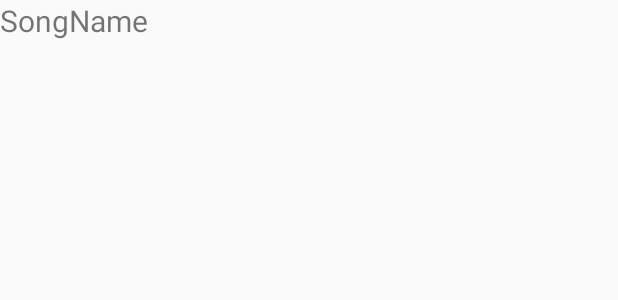
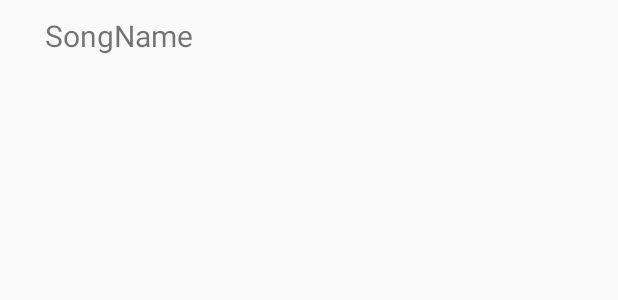
Before and after one commit to rxunxk/WakeUP, an Android app: the layout songs_recyclerview.xml on its own in the app's theme, with its tools: preview values and no code run, on a phone screen of 412 x 824 dp. Shown: the top 300 px of the screen. Run offline under Robolectric (Android 15) with nearby library versions, the phone set to English and light mode, and no system bars.

```diff
--- /dev/null
+++ b/app/src/main/java/com/raunak/alarmdemo4/Interfaces/SongSelectorInterface.java
@@ -0,0 +1,4 @@
+package com.raunak.alarmdemo4.Interfaces;
+
+public interface SongSelectorInterface {
+}
--- a/app/src/main/res/layout/songs_recyclerview.xml
+++ b/app/src/main/res/layout/songs_recyclerview.xml
@@ -1,13 +1,20 @@
 <?xml version="1.0" encoding="utf-8"?>
-<LinearLayout xmlns:android="http://schemas.android.com/apk/res/android"
+<RelativeLayout xmlns:android="http://schemas.android.com/apk/res/android"
     android:layout_width="match_parent"
     android:layout_height="wrap_content"
-    android:orientation="vertical">
+    android:padding="10dp">
 
     <TextView
         android:id="@+id/txtSong"
+        android:paddingLeft="20dp"
+        android:paddingRight="20dp"
+        android:singleLine="true"
+        android:ellipsize="marquee"
+        android:fadingEdge="horizontal"
+        android:marqueeRepeatLimit="marquee_forever"
+        android:scrollHorizontally="true"
         android:layout_width="match_parent"
         android:layout_height="wrap_content"
         android:text="@string/txtSongs"
         android:textSize="20sp" />
-</LinearLayout>
+</RelativeLayout>
```
Also changed, not shown: app/src/main/java/com/raunak/alarmdemo4/Activities/RingtoneSelector.java (+33 -7 lines), app/src/main/java/com/raunak/alarmdemo4/Adapters/SongsAdapter.java (+44 -4 lines), app/src/main/res/drawable-anydpi/search.xml (added, +11 -0 lines), app/src/main/res/menu/tone_menu.xml (added, +9 -0 lines), app/src/main/res/drawable-hdpi/search.png (added), app/src/main/res/drawable-mdpi/search.png (added), app/src/main/res/drawable-xhdpi/search.png (added), app/src/main/res/drawable-xxhdpi/search.png (added).
